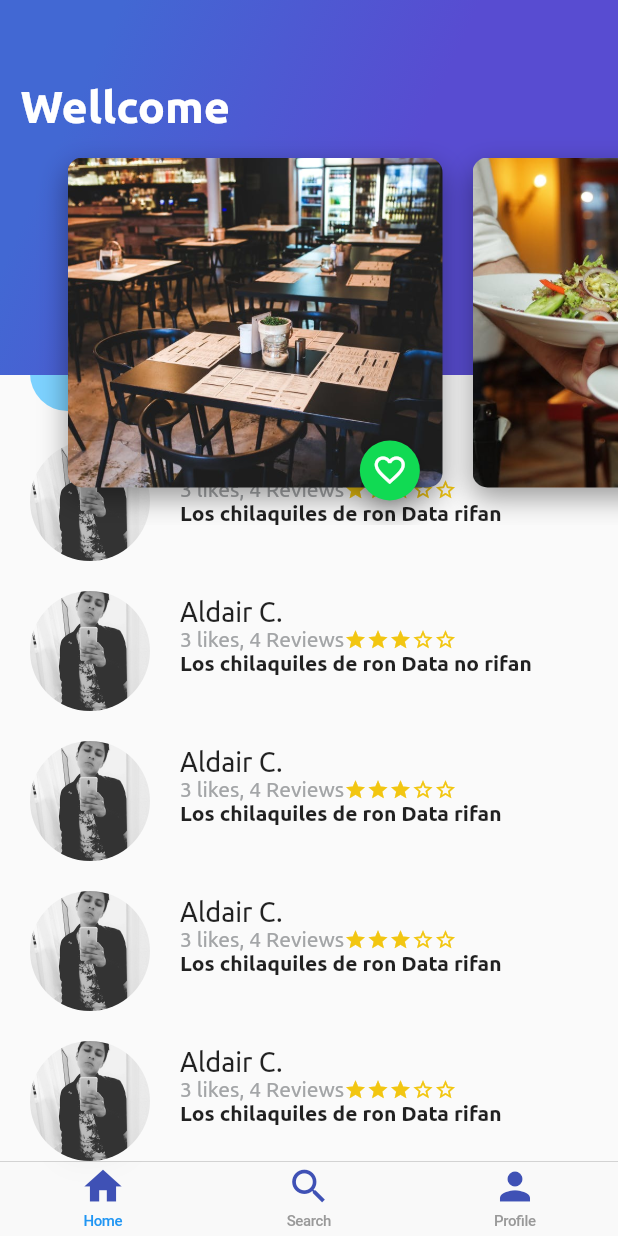
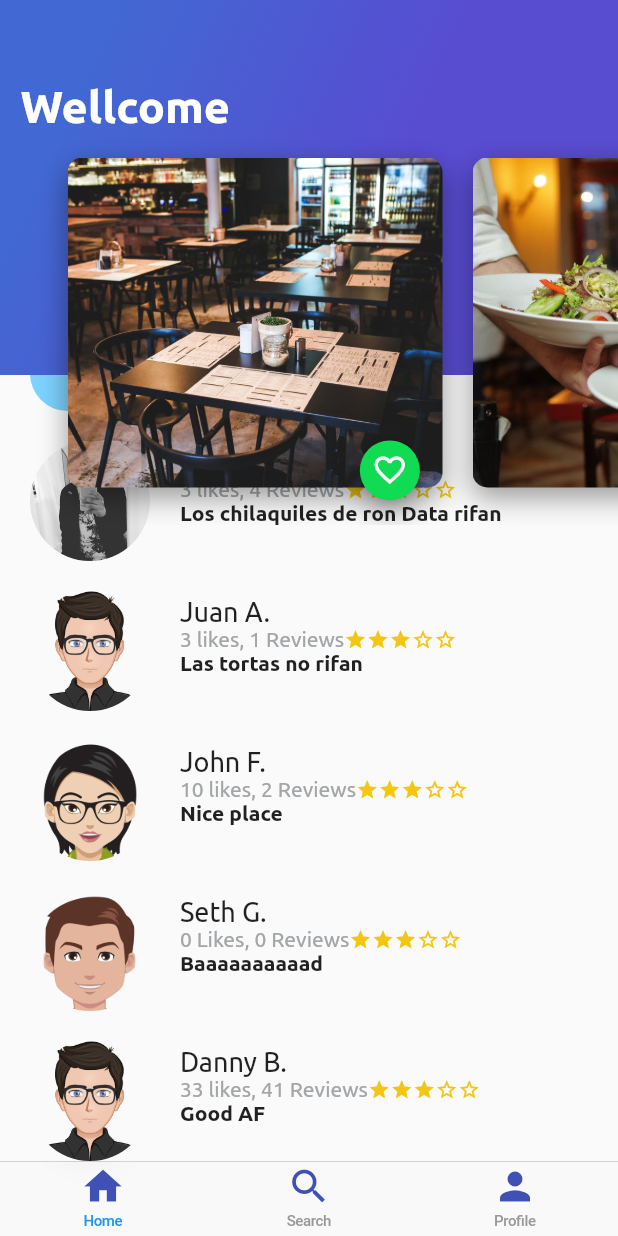
Before and after one commit to AldaCL/PlacesApp, a Flutter app: the screen it shows after launch, scrolled down 269 dp, on a phone screen of 412 x 824 dp. Run offline on Flutter 3.47's test engine with Material 2 defaults, Android fonts, the phone set to English and light mode, and no system bars; project files that could hold a hidden picture were left out.

Commit message:
Adding demo

```diff
--- a/lib/src/screens/button_purple.dart
+++ b/lib/src/screens/button_purple.dart
@@ -20,6 +20,7 @@ class ButtonPurple extends StatelessWidget{
       ),
       child: InkWell(
         onTap: (){
+          Scaffold.of(context).hideCurrentSnackBar();
           Scaffold.of(context).showSnackBar(
             SnackBar(
               content: Text("Navegando Ando"),
--- a/lib/src/screens/card_image_profile.dart
+++ b/lib/src/screens/card_image_profile.dart
@@ -7,7 +7,7 @@ class CardImageProfile extends StatelessWidget{
   String pathimage = 'assets/place1.jpg';
   String pName = "Las Gorditas de Roque";
   String pDescription = "Aqui venden las gorditas de Chochinnita mas perras";
-  String pSteps = "123,333,222";
+  String pSteps = "123,333,222 Steps";
 
 
 
@@ -42,7 +42,7 @@ class CardImageProfile extends StatelessWidget{
             //),
             decoration: BoxDecoration(
               image: DecorationImage(
-              image:AssetImage('assets/img/place1.jpg',),
+              image:AssetImage(pathimage,),
               fit: BoxFit.cover),
 
               borderRadius: BorderRadius.all(Radius.circular(10.0)),
--- a/lib/src/screens/list_profile.dart
+++ b/lib/src/screens/list_profile.dart
@@ -19,12 +19,12 @@ class ListProfile extends StatelessWidget{
           ),
           scrollDirection: Axis.vertical,
           children: <Widget>[
-            CardImageProfile("assets/img/place1.jpg", "Lugar 1", "Ta chido"),
-            CardImageProfile("assets/img/place1.jpg", "Lugar 1", "Ta chido"),
-            CardImageProfile("assets/img/place1.jpg", "Lugar 1", "Ta chido"),
-            CardImageProfile("assets/img/place1.jpg", "Lugar 1", "Ta chido"),
-            CardImageProfile("assets/img/place1.jpg", "Lugar 1", "Ta chido"),
-            CardImageProfile("assets/img/place1.jpg", "Lugar 1", "Ta chido"),
+            CardImageProfile("assets/img/place1.jpg", "Lugar 1", "Nice place"),
+            CardImageProfile("assets/img/place2.jpeg", "Lugar 2", "Bad place"),
+            CardImageProfile("assets/img/place3.jpeg", "Lugar 3", "Regular place"),
+            CardImageProfile("assets/img/place4.jpeg", "Lugar 4", "Good dessert"),
+            CardImageProfile("assets/img/place1.jpg", "Lugar 5", "Good timming"),
+            CardImageProfile("assets/img/place2.jpeg", "Lugar 6", "Bad place"),
           ],
         )
       ),
--- a/lib/src/screens/myHomePage.dart
+++ b/lib/src/screens/myHomePage.dart
@@ -25,11 +25,13 @@ class _MyHomePageState extends State<MyHomePage> {
       body: Stack( //Pone un elemento sobre otro
         children: <Widget>[
             ListView(
+
               children: <Widget>[
                 PlacesDescription("La tienda de Ron Data", textodescripcion,2),
                 ReviewList(),
               ],
             ),
+
           HeaderAppbar(),
           //GradienBrack("Popular"),
 
--- a/lib/src/screens/places_description.dart
+++ b/lib/src/screens/places_description.dart
@@ -108,7 +108,9 @@ class PlacesDescription extends StatelessWidget {
       ],
     );
 
-    return Column(
+    return Container(
+      child: Column(
+
 
         crossAxisAlignment: CrossAxisAlignment.start,
 
@@ -119,6 +121,7 @@ class PlacesDescription extends StatelessWidget {
           ButtonPurple("Navigate"),
         ],
 
+      ),
     );
   }
 }
--- a/lib/src/screens/review_list.dart
+++ b/lib/src/screens/review_list.dart
@@ -15,31 +15,31 @@ class ReviewList extends StatelessWidget {
           number_stars: 3,
         ),
         Review(
-          pathImage: "assets/img/profile.jpg",
-          comment:"Los chilaquiles de ron Data no rifan",
-          details: "3 likes, 4 Reviews",
-          name: "Aldair C.",
+          pathImage: "assets/img/profile1.png",
+          comment:"Las tortas no rifan",
+          details: "3 likes, 1 Reviews",
+          name: "Juan A.",
           number_stars: 3,
         ),
         Review(
-          pathImage: "assets/img/profile.jpg",
-          comment:"Los chilaquiles de ron Data rifan",
-          details: "3 likes, 4 Reviews",
-          name: "Aldair C.",
+          pathImage: "assets/img/profile2.png",
+          comment:"Nice place",
+          details: "10 likes, 2 Reviews",
+          name: "John F.",
           number_stars: 3,
         ),
         Review(
-          pathImage: "assets/img/profile.jpg",
-          comment:"Los chilaquiles de ron Data rifan",
-          details: "3 likes, 4 Reviews",
-          name: "Aldair C.",
+          pathImage: "assets/img/profile3.png",
+          comment:"Baaaaaaaaaad",
+          details: "0 Likes, 0 Reviews",
+          name: "Seth G.",
           number_stars: 3,
         ),
         Review(
-          pathImage: "assets/img/profile.jpg",
-          comment:"Los chilaquiles de ron Data rifan",
-          details: "3 likes, 4 Reviews",
-          name: "Aldair C.",
+          pathImage: "assets/img/profile1.png",
+          comment:"Good AF",
+          details: "33 likes, 41 Reviews",
+          name: "Danny B.",
           number_stars: 3,
         ),
       ],
```
Also changed, not shown: assets/img/profile1.png (added), assets/img/profile2.png (added), assets/img/profile3.png (added), 2 other files. Lines whose indentation alone changed are shown as unchanged.
